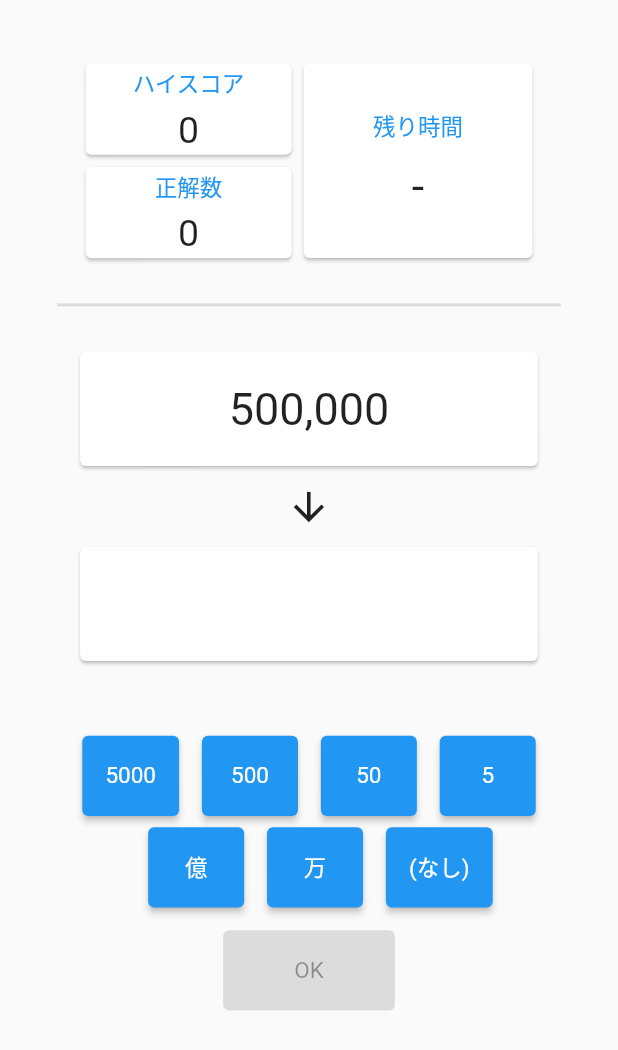
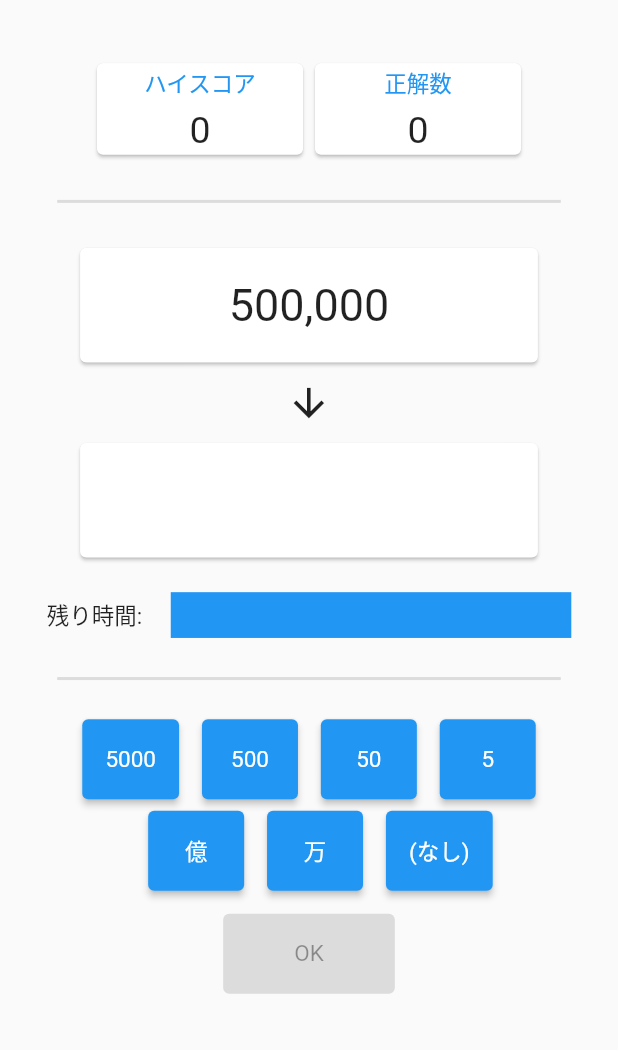
Before and after one commit to miyashiiii/number_read, a Flutter app: the GamePage screen opened by its route, on a phone screen of 412 x 824 dp. Shown: the top 1050 px of the screen. Run offline on Flutter 3.47's test engine with Material 2 defaults, Android fonts, the phone set to English and light mode, and no system bars; our stand-ins replace audioplayers, firebase_analytics, firebase_core, flutter_screenutil, google_mobile_ads, page_transition and 1 more; missing offline and left inert: back_button_interceptor; accounts and stored records are empty; network calls fail.

Commit message:
change: change remain time display to progress bar

```diff
--- a/lib/game_page.dart
+++ b/lib/game_page.dart
@@ -18,7 +18,7 @@ class GamePage extends StatefulWidget {
   _GamePageState createState() => _GamePageState();
 }
 
-class _GamePageState extends State<GamePage> {
+class _GamePageState extends State<GamePage> with TickerProviderStateMixin {
   late final int _highScore;
   int highScore = 0;
   int score = 0;
@@ -26,7 +26,17 @@ class _GamePageState extends State<GamePage> {
   final Color baseColor = Colors.white;
 
   bool isFirst=true;
+  AnimationController? controller;
+  void startProgress(){
 
+    controller = AnimationController(
+      vsync: this,
+      duration: const Duration(seconds: 5),
+    )..addListener(() {
+      setState(() {});
+    })..forward();
+    // controller.repeat(reverse: true);
+  }
   void _init() {
     // initTimer();
 
@@ -43,6 +53,8 @@ class _GamePageState extends State<GamePage> {
     _timer?.cancel();
     gameModel.remainTime = 5;
     initTimer();
+    startProgress();
+
   }
 
   void initTimer() {
@@ -56,19 +68,18 @@ class _GamePageState extends State<GamePage> {
         _timer?.cancel();
         gameModel.onTimeOver();
 
-        _onFinish();
+        _onTimeOver();
       }
     });
   }
 
   late GameModel gameModel;
-  void _onFinish() async {
+  void _onTimeOver() async {
     gameModel.isButtonsEnabled = false;
     _timer?.cancel();
     gameModel.onFinish();
 
     await new Future.delayed(new Duration(milliseconds: 2000));
-    _ap.stop();
     pushAndInitStateWhenPop();
   }
 
@@ -79,18 +90,19 @@ class _GamePageState extends State<GamePage> {
 
   void _judgeAnswerAndRefresh() async {
     gameModel.showAnswer();
-    var result = gameModel.questionNumber == gameModel.answer;
+    var isCorrect = gameModel.questionNumber == gameModel.answer;
     print(gameModel.questionNumber);
 
     var addScore = 0;
     Color color;
-    if (result) {
+    if (isCorrect) {
       addScore = 1;
       _timer?.cancel();
+      controller?.stop();
     } else {}
     await new Future.delayed(new Duration(milliseconds: 500));
-    gameModel.changeCardColor(result);
-    if (result) {
+    gameModel.changeCardColor(isCorrect);
+    if (isCorrect) {
       await new Future.delayed(new Duration(milliseconds: 500));
       setState(() {
         score += addScore;
@@ -100,28 +112,23 @@ class _GamePageState extends State<GamePage> {
       });
       _refresh();
     } else {
-      _onFinish();
+      _onTimeOver();
     }
   }
 
-  bool myInterceptor(bool stopDefaultButtonEvent, RouteInfo info) {
-    _ap.stop();
-    Navigator.pushNamedAndRemoveUntil(
-        context, "/first", (r) => false);
-    return true;
-  }
 
   @override
   void initState() {
     super.initState();
-    BackButtonInterceptor.add(myInterceptor);
     startMusic();
     _init();
   }
 
   @override
   void dispose() {
-    BackButtonInterceptor.remove(myInterceptor);
+    _ap.stop();
+    controller!.dispose();
+
     super.dispose();
   }
 
@@ -154,7 +161,7 @@ class _GamePageState extends State<GamePage> {
               Row(
                 mainAxisAlignment: MainAxisAlignment.center,
                 children: [
-                  Column(
+                  Row(
                     mainAxisAlignment: MainAxisAlignment.spaceBetween,
                     children: [
                       Card(
@@ -206,36 +213,6 @@ class _GamePageState extends State<GamePage> {
                       ),
                     ],
                   ),
-                  Consumer<GameModel>(builder: (context, model, child) {
-                    return Card(
-                      color: model.timeCardColor,
-                      child: Container(
-                        child: Column(
-                          mainAxisAlignment: MainAxisAlignment.center,
-                          children: [
-                            Column(
-                              children: [
-                                Text(
-                                  "残り時間",
-                                  style: TextStyle(color: Colors.blue),
-                                ),
-                                SizedBox(
-                                  height: 30.h,
-                                ),
-                                Text(
-                                  model.remainTime>=0?model.remainTime.toString():"-",
-                                  // model.remainTime.toString(),
-                                  style: TextStyle(fontSize: 30),
-                                ),
-                              ],
-                            ),
-                          ],
-                        ),
-                        width: 400.h,
-                        height: 340.h,
-                      ),
-                    );
-                  })
                 ],
               ),
     //           Text("Question",
@@ -303,9 +280,39 @@ class _GamePageState extends State<GamePage> {
                   ),
                 );
               }),
-              SizedBox(
-                height: 120.h,
+              SizedBox( height: 50.h, ),
+              Row(
+                mainAxisAlignment: MainAxisAlignment.center,
+                children: [
+                  Text("残り時間:",style:TextStyle(fontSize:15)),
+                  SizedBox( width: 50.h, ),
+                  Consumer<GameModel>(builder: (context, model, child) {
+                    return Stack(
+                        alignment: Alignment.center,
+                        children: [
+                          SizedBox(
+                            width: 700.h,
+                            child:
+                            LinearProgressIndicator(
+                              backgroundColor: model.timeCardColor,
+                              minHeight: 80.h,
+                              value: 1-(controller?.value ?? 0),
+                              semanticsLabel: 'Linear progress indicator',
+                            ),
+                          ),
+                          Text(
+                            model.remainTime>=0?model.remainTime.toString():"",
+                            // "5",
+                            style: TextStyle(fontSize:20),
+                          )
+                        ]
+                    );
+                  }),
+                ],
               ),
+              SizedBox( height: 50.h, ),
+              Divider(thickness:2,indent:100.h,endIndent: 100.h,),
+              SizedBox( height: 50.h, ),
               Row(
                 mainAxisAlignment: MainAxisAlignment.center,
                 children: [
```
